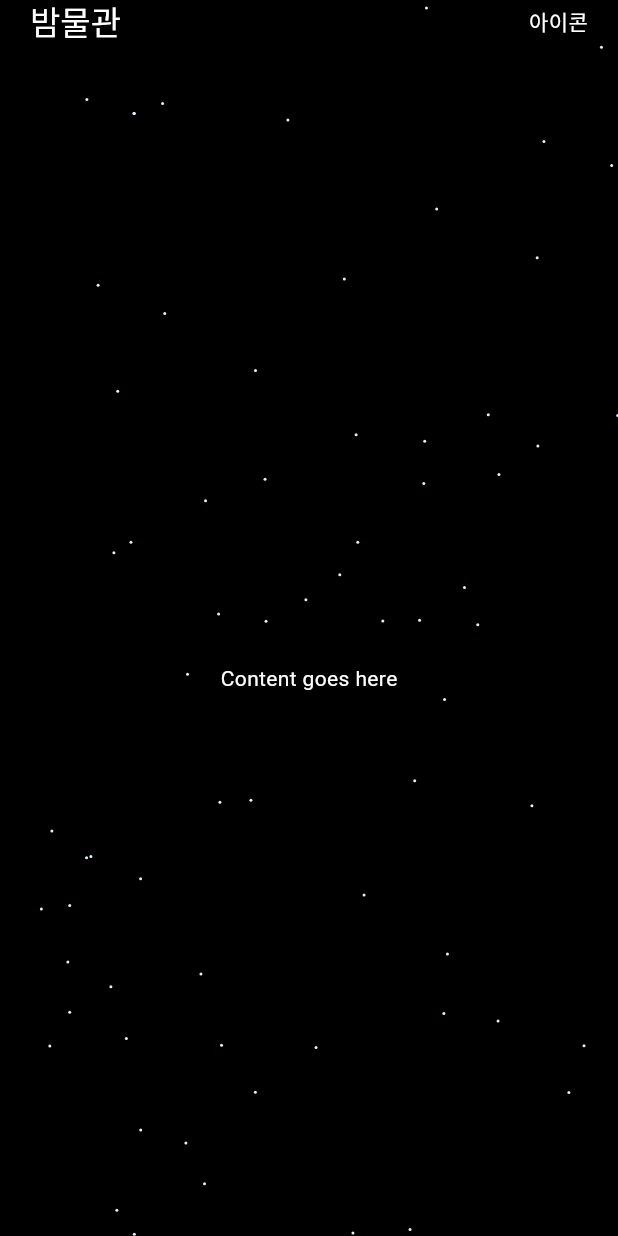
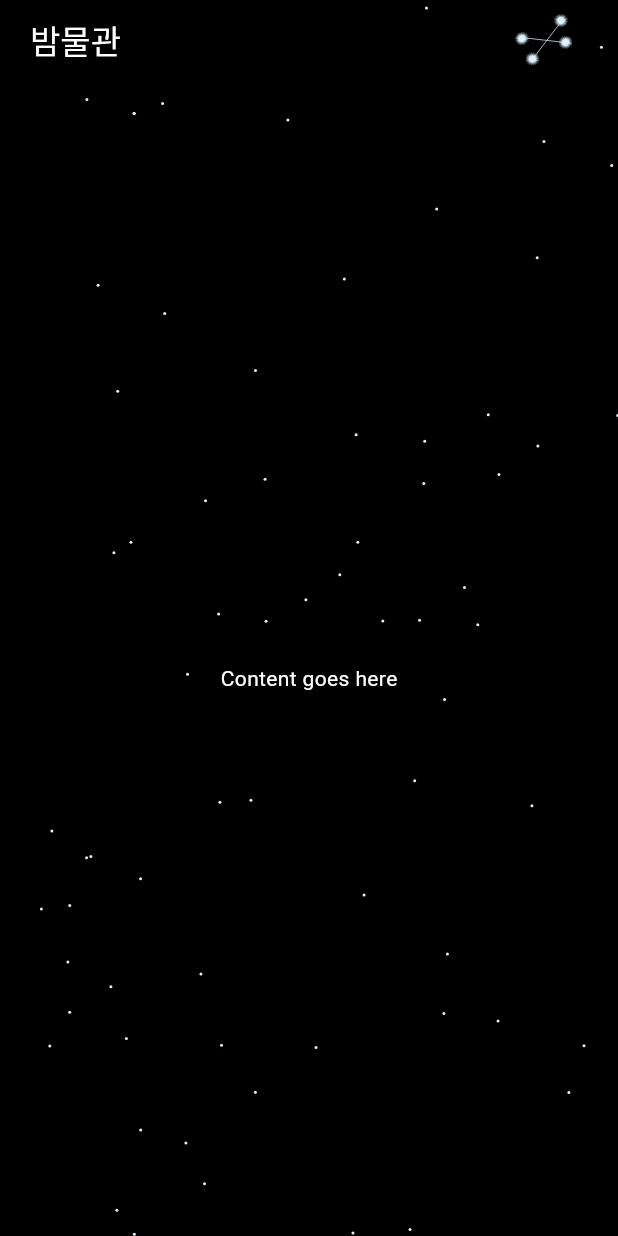
Before and after one commit to team-JunHyeokHan/bammulguan_flutter, a Flutter app: the screen it shows after launch, on a phone screen of 412 x 824 dp. Run offline on Flutter 3.47's test engine with Material 3 defaults, Android fonts, the phone set to English and light mode, and no system bars; our stand-ins replace flutter_svg; Roboto replaces fonts that are missing (Eulyoo, Pretendard).

Commit message:
add star icon

```diff
--- a/lib/screen/background_screen.dart
+++ b/lib/screen/background_screen.dart
@@ -1,5 +1,6 @@
 import 'dart:math';
 import 'package:flutter/material.dart';
+import 'package:flutter_svg/flutter_svg.dart';
 
 class BackgroundScreen extends StatelessWidget {
   final Widget child;
@@ -54,7 +55,7 @@ class BackgroundScreen extends StatelessWidget {
                   mainAxisAlignment: MainAxisAlignment.spaceBetween,
                   children: [
                     Text("밤물관", style: textTheme.titleLarge),
-                    Text("아이콘"),
+                    IconButton(onPressed: (){}, icon: SvgPicture.asset("assets/icons/star_icon.svg")),
                   ],
                 ),
               ),
```
Also changed, not shown: pubspec.yaml (+4 -3 lines), assets/icons/star_icon.svg (added).
